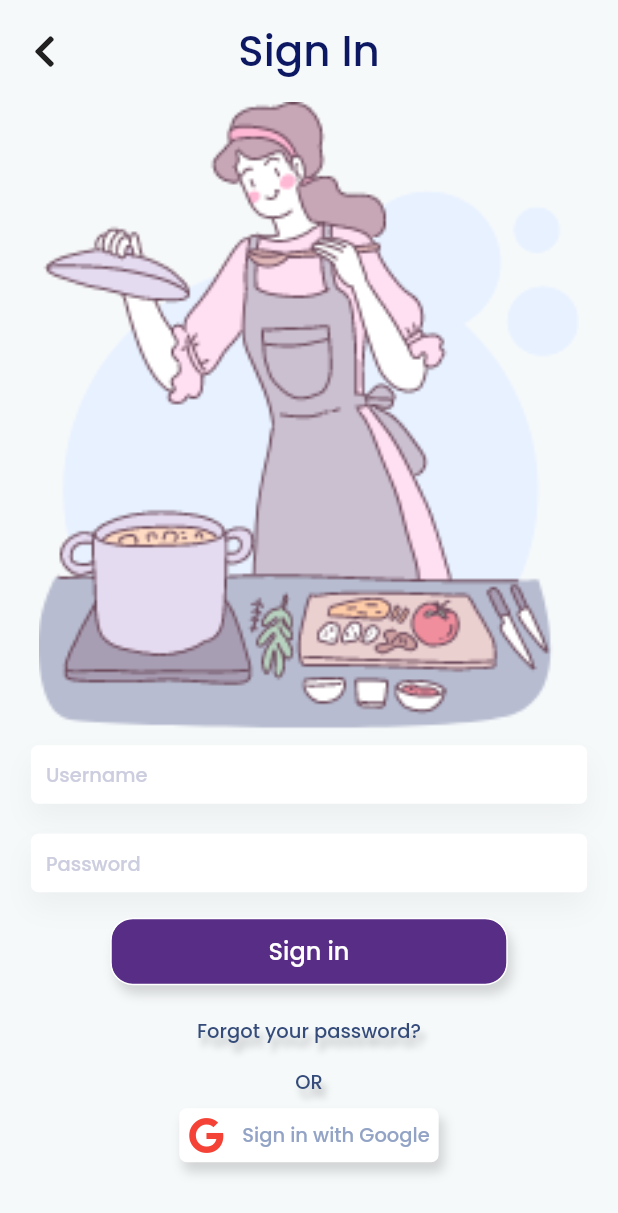
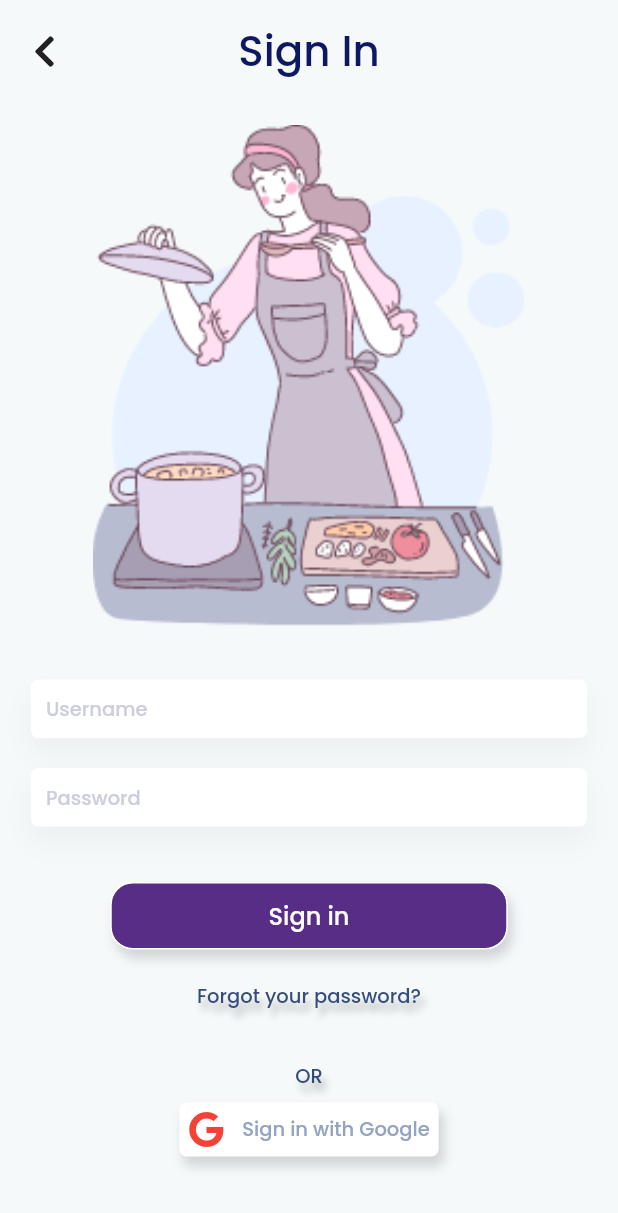
Before and after one commit to LaRoza-dev/Frigo-Frontend, a Flutter app: the screen it shows after launch, after a tap on "Login", on a phone screen of 412 x 824 dp. Shown: the top 1213 px of the screen. Run offline on Flutter 3.47's test engine with Material 2 defaults, Android fonts, the phone set to English and light mode, and no system bars; our stand-ins replace flutter_dotenv, font_awesome_flutter, form_field_validator, get, get_storage, google_sign_in and 1 more.

Commit message:
signin layout responsive fix

```diff
--- a/lib/screens/signin_page.dart
+++ b/lib/screens/signin_page.dart
@@ -21,20 +21,20 @@ class SignInPage extends StatelessWidget {
     return Scaffold(
       backgroundColor: kBackgroundColor,
       body: SafeArea(
-        child: SingleChildScrollView(
+        child: SingleChildScrollView(padding: EdgeInsets.zero,
           reverse: true,
           child: Container(
-            height: height,
+            height: height-25,
             width: width,
             child: Form(
               key: formController.loginFormKey,
+              child: Padding(
+                padding: const EdgeInsets.fromLTRB(10, 10, 10, 20),
                 child: Column(
-                mainAxisAlignment: MainAxisAlignment.spaceEvenly,
+                  mainAxisAlignment: MainAxisAlignment.spaceBetween,
                   crossAxisAlignment: CrossAxisAlignment.center,
                   children: [
-                  Padding(
-                    padding: const EdgeInsets.all(10.0),
-                    child: Row(
+                    Row(
                       mainAxisAlignment: MainAxisAlignment.spaceBetween,
                       children: [
                         Expanded(
@@ -59,14 +59,19 @@ class SignInPage extends StatelessWidget {
                         )
                       ],
                     ),
-                  ),
                     Expanded(
+                      child: Padding(
+                        padding: const EdgeInsets.symmetric(horizontal: 20,vertical: 25),
                         child: Image.asset(
                           'asset/images/SignInPageImage.png',
                           alignment: Alignment.center,
-                      fit: BoxFit.fitHeight,
+                          fit: BoxFit.fitWidth,
                         ),
                       ),
+                    ),
+                    Column(
+                      mainAxisAlignment: MainAxisAlignment.start,
+                      children: [
                         GetBuilder<UserController>(builder: (_) {
                           return InsertTextFlied(
                             width: width,
@@ -84,7 +89,8 @@ class SignInPage extends StatelessWidget {
                             width: width,
                             text: 'Password',
                             textAction: TextInputAction.done,
-                      validator: formController.signupPasswordrequiredValidator,
+                            validator:
+                                formController.signupPasswordrequiredValidator,
                             controller: formController.passwordController,
                             onSaved: (value) {
                               formController.password = value;
@@ -93,8 +99,14 @@ class SignInPage extends StatelessWidget {
                             obscureText: true,
                           );
                         }),
+                      ],
+                    ),
+                    Column(
+                      children: [
                         GetBuilder<UserController>(builder: (_) {
-                    return MainButton(
+                          return Padding(
+                            padding: const EdgeInsets.only(top: 20),
+                            child: MainButton(
                               onPressed: () async {
                                 if (formController.checkLogin()) {
                                   bool res = await _.login();
@@ -125,6 +137,7 @@ class SignInPage extends StatelessWidget {
                               },
                               buttonTitle: 'Sign in',
                               fontColor: kTextColor2,
+                            ),
                           );
                         }),
                         TextButton(
@@ -142,7 +155,9 @@ class SignInPage extends StatelessWidget {
                             ),
                           ),
                         ),
-                  Text(
+                        Padding(
+                          padding: const EdgeInsets.only(top: 20),
+                          child: Text(
                             'OR',
                             style: ktext2.copyWith(
                               shadows: [
@@ -152,6 +167,7 @@ class SignInPage extends StatelessWidget {
                                   color: Colors.black.withOpacity(0.25),
                                 ),
                               ],
+                            ),
                           ),
                         ),
                         GetBuilder<UserController>(builder: (_) {
@@ -187,8 +203,10 @@ class SignInPage extends StatelessWidget {
                                 }
                               });
                         }),
-                  SizedBox(height: height * 0.05),
                       ],
+                    ),
+                  ],
+                ),
               ),
             ),
           ),
```
Lines whose indentation alone changed are shown as unchanged.
